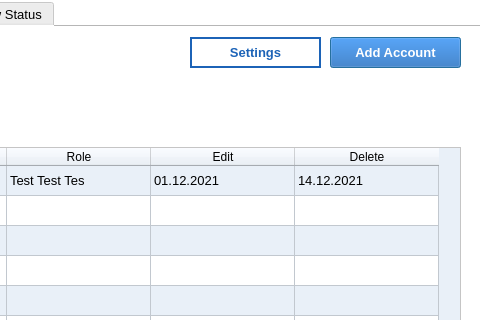
Above: gui/administrator.ui from iamafi/os_client before the change; both pictures show x 322 to 802 and y 0 to 320 of the 802 by 565 pixel window. Below: the same form after it.
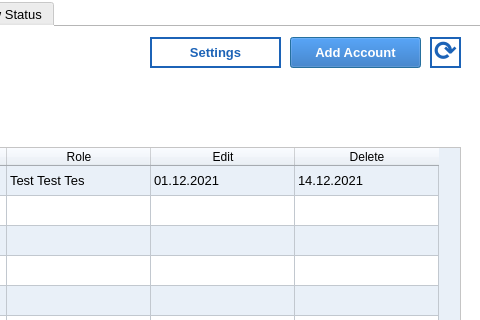
That is the form after the change. The open tabs and pages were chosen to show the change. Icons and pictures are not drawn.

What changed in the file:
```diff
--- a/gui/administrator.ui
+++ b/gui/administrator.ui
@@ -74,7 +74,7 @@
     <widget class="QPushButton" name="add_account">
      <property name="geometry">
       <rect>
-       <x>650</x>
+       <x>610</x>
        <y>10</y>
        <width>131</width>
        <height>31</height>
@@ -265,7 +265,7 @@
     <widget class="QPushButton" name="settings">
      <property name="geometry">
       <rect>
-       <x>510</x>
+       <x>470</x>
        <y>10</y>
        <width>131</width>
        <height>31</height>
@@ -302,6 +302,53 @@
       <bool>false</bool>
      </property>
     </widget>
+    <widget class="QPushButton" name="refresh">
+     <property name="geometry">
+      <rect>
+       <x>750</x>
+       <y>10</y>
+       <width>31</width>
+       <height>31</height>
+      </rect>
+     </property>
+     <property name="font">
+      <font>
+       <pointsize>20</pointsize>
+       <weight>75</weight>
+       <bold>true</bold>
+      </font>
+     </property>
+     <property name="autoFillBackground">
+      <bool>false</bool>
+     </property>
+     <property name="styleSheet">
+      <string notr="true">background-color:   rgb(255, 255, 255);
+color: rgb(28, 99, 183);
+border: 2px solid  rgb(28, 99, 183);
+padding-top: -5px;</string>
+     </property>
+     <property name="text">
+      <string>⟳</string>
+     </property>
+     <property name="iconSize">
+      <size>
+       <width>16</width>
+       <height>16</height>
+      </size>
+     </property>
+     <property name="checkable">
+      <bool>false</bool>
+     </property>
+     <property name="autoDefault">
+      <bool>true</bool>
+     </property>
+     <property name="default">
+      <bool>false</bool>
+     </property>
+     <property name="flat">
+      <bool>false</bool>
+     </property>
+    </widget>
    </widget>
    <widget class="QWidget" name="books">
     <attribute name="title">
```
Left out of the diff: 2 changed lines with no effect on the pictures.
